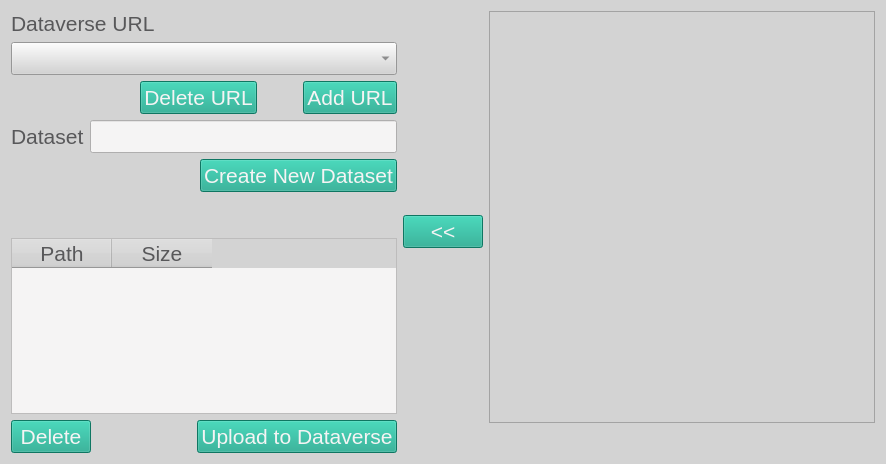
Before: the Qt Designer form ibridgescontrib/ibridgesdvn/ui_files/tabDataverse.ui in iBridges-for-iRODS/ibridges-plugin-dataverse, drawn with Qt 5.
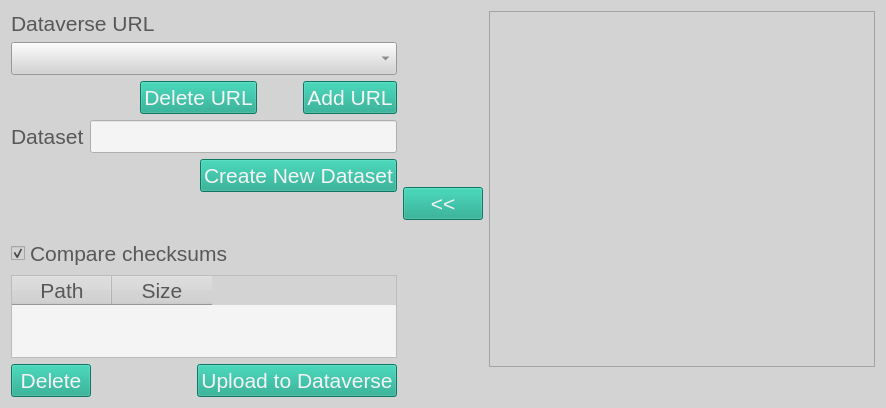
After: the same form once the commit is applied.

What changed in the file:
```diff
--- a/ibridgescontrib/ibridgesdvn/ui_files/tabDataverse.ui
+++ b/ibridgescontrib/ibridgesdvn/ui_files/tabDataverse.ui
@@ -7,7 +7,7 @@
     <x>0</x>
     <y>0</y>
     <width>886</width>
-    <height>464</height>
+    <height>408</height>
    </rect>
   </property>
   <property name="windowTitle">
@@ -189,6 +189,16 @@
        </property>
       </spacer>
      </item>
+     <item>
+      <widget class="QCheckBox" name="check_checksum_box">
+       <property name="text">
+        <string>Compare checksums</string>
+       </property>
+       <property name="checked">
+        <bool>true</bool>
+       </property>
+      </widget>
+     </item>
      <item>
       <widget class="QTableWidget" name="selected_data_table">
        <property name="sizePolicy">
@@ -265,6 +275,7 @@
      <property name="font">
       <font>
        <pointsize>16</pointsize>
+       <weight>50</weight>
        <italic>false</italic>
        <bold>false</bold>
        <kerning>true</kerning>
```
